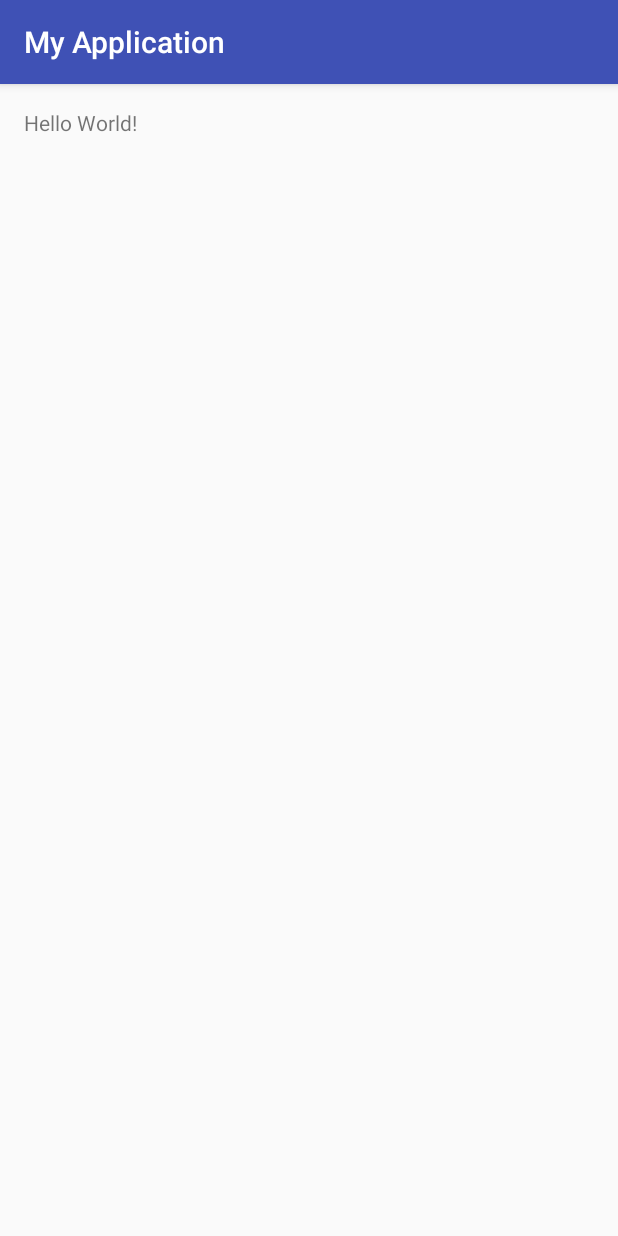
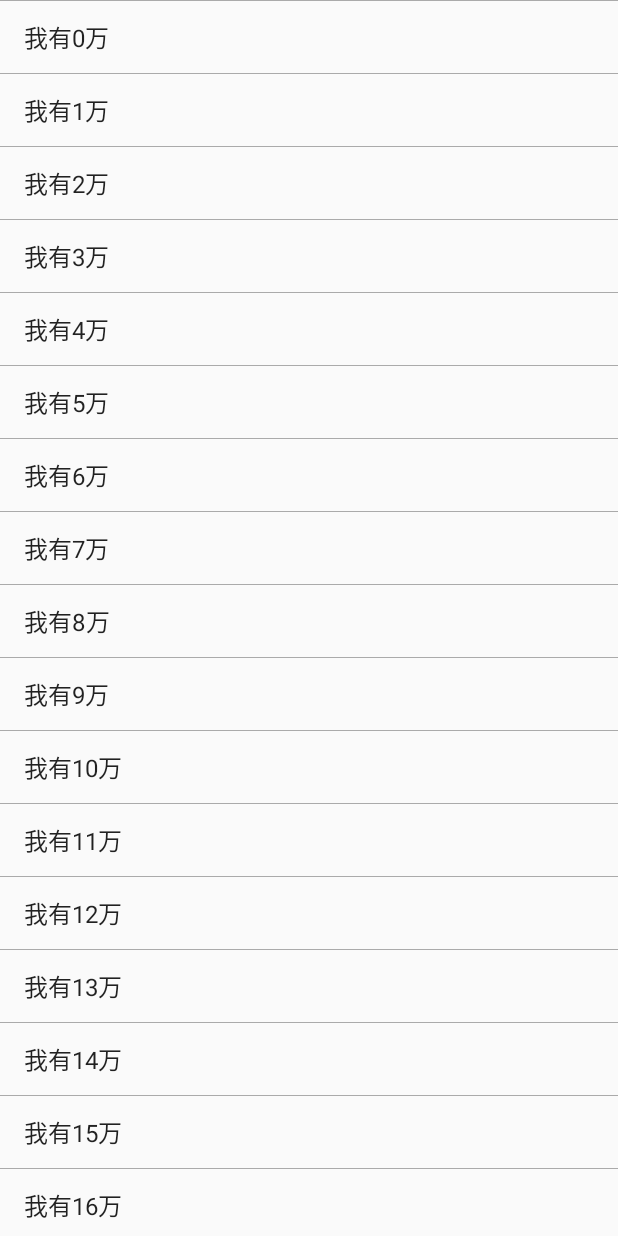
Before and after one commit to leehuan/-butoon-, an Android app: the screen it shows after launch (MainActivity), on a phone screen of 412 x 824 dp. Run offline under Robolectric (Android 15) with nearby library versions, the phone set to English and light mode, and no system bars.

Commit message:
对下拉的TextView的更新和松开Textview的刷新

```diff
--- a/MyApplication4/ListDown/src/main/AndroidManifest.xml
+++ b/MyApplication4/ListDown/src/main/AndroidManifest.xml
@@ -1,14 +1,14 @@
 <?xml version="1.0" encoding="utf-8"?>
 <manifest xmlns:android="http://schemas.android.com/apk/res/android"
-    package="com.wunyun.myapplication" >
+    package="com.wunyun.myapplication">
 
     <application
         android:allowBackup="true"
         android:icon="@mipmap/ic_launcher"
         android:label="@string/app_name"
         android:supportsRtl="true"
-        android:theme="@style/AppTheme" >
-        <activity android:name=".MainActivity" >
+        android:theme="@style/AppTheme">
+        <activity android:name=".MainActivity">
             <intent-filter>
                 <action android:name="android.intent.action.MAIN" />
 
--- a/MyApplication4/ListDown/src/main/java/com/wunyun/myapplication/MainActivity.java
+++ b/MyApplication4/ListDown/src/main/java/com/wunyun/myapplication/MainActivity.java
@@ -1,13 +1,33 @@
 package com.wunyun.myapplication;
 
+import android.os.Bundle;
 import android.support.v7.app.AppCompatActivity;
-import android.os.Bundle;
+import android.widget.ArrayAdapter;
+
+import java.util.ArrayList;
 
 public class MainActivity extends AppCompatActivity {
+
+    private PullToListView pullview;
 
     @Override
     protected void onCreate(Bundle savedInstanceState) {
         super.onCreate(savedInstanceState);
         setContentView(R.layout.activity_main);
+        initView();
+    }
+
+    private void initView() {
+
+        pullview = (PullToListView) findViewById(R.id.pulllistview);
+        ArrayList<String> arrayList = new ArrayList<String>();
+        for (int i = 0; i <= 30; i++) {
+            arrayList.add("我有" + i + "万");
+        }
+        ArrayAdapter arrayAdapter = new ArrayAdapter(this, android.R.layout.simple_list_item_1, arrayList);
+
+        pullview.setAdapter(arrayAdapter);
+
+
     }
 }
--- a/MyApplication4/ListDown/src/main/java/com/wunyun/myapplication/PullToListView.java
+++ b/MyApplication4/ListDown/src/main/java/com/wunyun/myapplication/PullToListView.java
@@ -1,7 +1,110 @@
 package com.wunyun.myapplication;
+
+import android.content.Context;
+import android.util.AttributeSet;
+import android.view.MotionEvent;
+import android.view.View;
+import android.widget.ImageView;
+import android.widget.ListView;
+import android.widget.ProgressBar;
+import android.widget.TextView;
 
 /**
  * Created by LEE on 2016-02-18.
  */
-public class PullToListView {
+public class PullToListView extends ListView {
+
+    private int downY;
+    private int moveY;
+    private View view;
+    private int measuredHeight;
+
+    private int NOW_STATE = NEXT_FALSH;
+    private static final int NEXT_FALSH = 1;
+    private static final int LOOSEN_FALSH = 2;
+    private static final int PROCESS_FALSH = 3;
+    private TextView textview;
+    private ProgressBar progressbar;
+    private ImageView imgview;
+
+    public PullToListView(Context context) {
+//        super(context);
+        this(context, null);
+    }
+
+
+    public PullToListView(Context context, AttributeSet attrs) {
+//        super(context, attrs);
+        this(context, attrs, 0);
+    }
+
+    public PullToListView(Context context, AttributeSet attrs, int defStyleAttr) {
+        super(context, attrs, defStyleAttr);
+
+        setHandView();
+
+
+    }
+
+    private void setHandView() {
+        view = View.inflate(getContext(), R.layout.list_hander, null);
+        textview = (TextView) view.findViewById(R.id.ListDown_tv);
+        progressbar = (ProgressBar) view.findViewById(R.id.listdown_bar);
+        imgview = (ImageView) view.findViewById(R.id.listdown_iv);
+        view.measure(0, 0);
+        view.measure(0, 0);//请就系统替我们测量刷新头的高和宽
+        measuredHeight = view.getMeasuredHeight();
+        view.setPadding(0, -measuredHeight, 0, 0);
+        addHeaderView(view);
+    }
+
+    @Override
+    public boolean onTouchEvent(MotionEvent ev) {
+        switch (ev.getAction()) {
+            case MotionEvent.ACTION_DOWN:
+                downY = (int) ev.getY();
+                break;
+            case MotionEvent.ACTION_MOVE:
+                moveY = (int) ev.getY();
+                moveY = moveY - downY;
+                if (moveY > 0 && getFirstVisiblePosition() == 0) {
+                    int i = moveY - measuredHeight;
+                    view.setPadding(0, i, 0, 0);
+                    if (moveY > 0 && NOW_STATE == NEXT_FALSH) {
+                        //TODO 设置下拉刷新有问题，进行改变
+                        NOW_STATE = LOOSEN_FALSH;
+                        switchPosition(NOW_STATE);
+                    }
+                    if (moveY > measuredHeight && NOW_STATE == LOOSEN_FALSH) {
+
+                        NOW_STATE = NEXT_FALSH;
+                        switchPosition(LOOSEN_FALSH);
+                    }
+                }
+                break;
+            case MotionEvent.ACTION_UP:
+                view.setPadding(0, -measuredHeight, 0, 0);
+
+                break;
+        }
+
+
+        return super.onTouchEvent(ev);
+    }
+
+
+    private void switchPosition(int statr) {
+        switch (statr) {
+            case NEXT_FALSH:
+                textview.setText("下拉刷新");
+                break;
+            case LOOSEN_FALSH:
+                textview.setText("松开刷新");
+                break;
+            case PROCESS_FALSH:
+                textview.setText("正在刷新");
+                break;
+
+        }
+    }
 }
--- a/MyApplication4/ListDown/src/main/res/layout/activity_main.xml
+++ b/MyApplication4/ListDown/src/main/res/layout/activity_main.xml
@@ -1,17 +1,16 @@
 <?xml version="1.0" encoding="utf-8"?>
-<RelativeLayout
-    xmlns:android="http://schemas.android.com/apk/res/android"
+<RelativeLayout xmlns:android="http://schemas.android.com/apk/res/android"
     xmlns:tools="http://schemas.android.com/tools"
     android:layout_width="match_parent"
     android:layout_height="match_parent"
-    android:paddingLeft="@dimen/activity_horizontal_margin"
-    android:paddingRight="@dimen/activity_horizontal_margin"
-    android:paddingTop="@dimen/activity_vertical_margin"
-    android:paddingBottom="@dimen/activity_vertical_margin"
     tools:context="com.wunyun.myapplication.MainActivity">
 
-    <TextView
-        android:text="Hello World!"
-        android:layout_width="wrap_content"
-        android:layout_height="wrap_content" />
+    <com.wunyun.myapplication.PullToListView
+        android:id="@+id/pulllistview"
+        android:layout_width="match_parent"
+        android:layout_height="match_parent"
+        android:divider="@android:color/darker_gray"
+        android:dividerHeight="0.5dp"
+
+        ></com.wunyun.myapplication.PullToListView>
 </RelativeLayout>
--- a/MyApplication4/ListDown/src/main/res/values/styles.xml
+++ b/MyApplication4/ListDown/src/main/res/values/styles.xml
@@ -1,7 +1,7 @@
 <resources>
 
     <!-- Base application theme. -->
-    <style name="AppTheme" parent="Theme.AppCompat.Light.DarkActionBar">
+    <style name="AppTheme" parent="Theme.AppCompat.Light.NoActionBar">
         <!-- Customize your theme here. -->
         <item name="colorPrimary">@color/colorPrimary</item>
         <item name="colorPrimaryDark">@color/colorPrimaryDark</item>
```
Also changed, not shown: MyApplication4/ListDown/src/main/res/drawable/progressbar.xml (+4 -3 lines), MyApplication4/ListDown/src/main/res/layout/list_hander.xml (+50 -1 lines).
